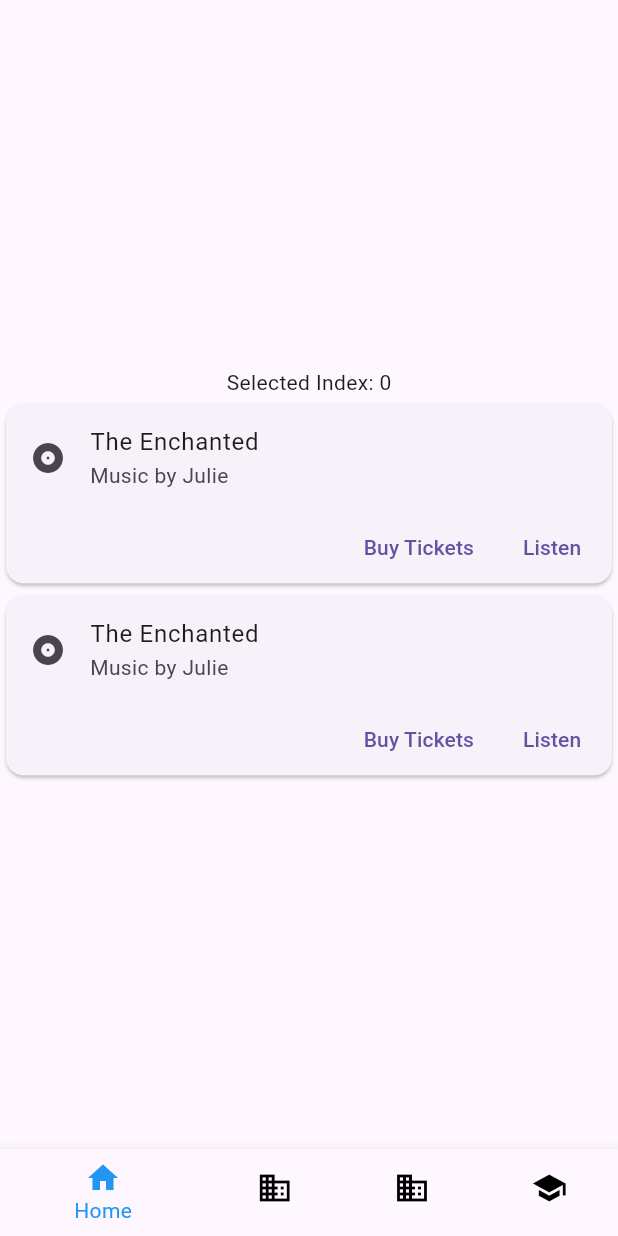
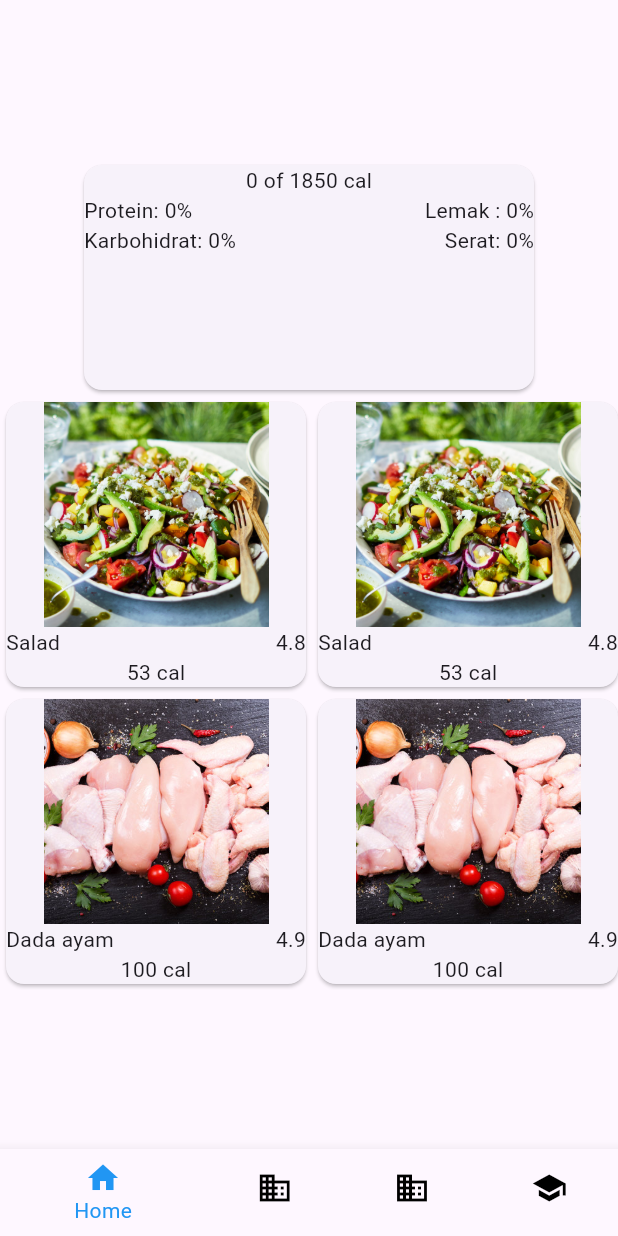
Before and after one commit to furqanx/Gemastik_2024, a Flutter app: the screen it shows after launch, on a phone screen of 412 x 824 dp. Run offline on Flutter 3.47's test engine with Material 3 defaults, Android fonts, the phone set to English and light mode, and no system bars.

Commit message:
format penulisan kode ketiga

```diff
--- a/lib/main.dart
+++ b/lib/main.dart
@@ -1,4 +1,5 @@
 import 'package:flutter/material.dart';
+import 'package:flutter/widgets.dart';
 
 void main() {
   runApp(MyApp());
@@ -45,77 +46,166 @@
     });
   }
 
-  @override
-  Widget build(BuildContext context) {
-    return Scaffold(
-      body: Column(
-        mainAxisAlignment: MainAxisAlignment.center,
-        children: [
-          Center(
-            child: Text('Selected Index: $_selectedIndex'),
+  Card _buildFoodRecomendationCard() {
+    return Card(
+      child: SizedBox(
+        width: 200,
+        child: Column(
+          children: <Widget>[
+            Image.asset(
+              'assets/images/salad_image_1.jpg',
+              width: 150,
+              height: 150,
+              fit: BoxFit.cover,
             ),
-          Center(
-            child: Card(
-              child: Column(
-                mainAxisAlignment: MainAxisAlignment.center,
+            const Row(
+              mainAxisAlignment: MainAxisAlignment.spaceBetween,
               children: <Widget>[
-                  const ListTile(
-                    leading: Icon(Icons.album),
-                    title: Text('The Enchanted'),
-                    subtitle: Text('Music by Julie'),
+                Text('Salad'),
+                Text('4.8'),
+              ],
             ),
-                  Row(
-                    mainAxisAlignment: MainAxisAlignment.end,
-                    children: <Widget>[
-                      TextButton(
-                        onPressed: () {/* ... */},
-                        child: const Text('Buy Tickets'),
-                      ),
-                      const SizedBox(width: 8),
-                      TextButton(
-                        onPressed: () {/* ... */},
-                        child: const Text('Listen'),
-                      ),
-                      const SizedBox(width: 8),
-                    ],
-                  )
+            const Text('53 cal'),
           ],
         ),
       ),
+    );
+  }
+
+  Card _buildIngredientsRecomendationCard() {
+    return Card(
+      child: SizedBox(
+        width: 200,
+        child: Column(
+          children: <Widget>[
+            Image.asset(
+              'assets/images/ingredient_image_1.jpg',
+              width: 150,
+              height: 150,
+              fit: BoxFit.cover,
             ),
-          Center(
-            child: Card(
+            const Row(
+              mainAxisAlignment: MainAxisAlignment.spaceBetween,
+              children: <Widget>[
+                Text('Dada ayam'),
+                Text('4.9'),
+              ],
+            ),
+            const Text('100 cal'),
+          ],
+        ),
+      ),
+    );
+  }
+
+  Card _buildCalorieBoardCard() {
+    return const Card(
+      child: SizedBox(
+        width: 300,
+        height: 150,
         child: Column(
-                mainAxisAlignment: MainAxisAlignment.center,
           children: <Widget>[
-                  const ListTile(
-                    leading: Icon(Icons.album),
-                    title: Text('The Enchanted'),
-                    subtitle: Text('Music by Julie'),
+            Text('0 of 1850 cal'),
+            Row(
+              mainAxisAlignment: MainAxisAlignment.spaceBetween,
+              children: <Widget>[
+                Text('Protein: 0%'),
+                Text('Lemak : 0%'),
+              ],
             ),
             Row(
-                    mainAxisAlignment: MainAxisAlignment.end,
+              mainAxisAlignment: MainAxisAlignment.spaceBetween,
               children: <Widget>[
-                      TextButton(
-                        onPressed: () {/* ... */},
-                        child: const Text('Buy Tickets'),
-                      ),
-                      const SizedBox(width: 8),
-                      TextButton(
-                        onPressed: () {/* ... */},
-                        child: const Text('Listen'),
-                      ),
-                      const SizedBox(width: 8),
-                    ],
-                  )
+                Text('Karbohidrat: 0%'),
+                Text('Serat: 0%'),
               ],
             ),
+          ],
+        ),
+      ),
+    );
+  }
+
+  Widget _buildHomeContent() {
+    return Center(
+      child: SingleChildScrollView(
+        child: Column(
+          children: [
+            // Text('Selected Index: $_selectedIndex'),
+            _buildCalorieBoardCard(),
+            SingleChildScrollView(
+              scrollDirection: Axis.horizontal,
+              child: Row(
+                mainAxisAlignment: MainAxisAlignment.start,
+                children: [
+                  _buildFoodRecomendationCard(),
+                  _buildFoodRecomendationCard(),
+                  _buildFoodRecomendationCard(),
+                  _buildFoodRecomendationCard(),
+                  _buildFoodRecomendationCard(),
+                ],
+              ),
+            ),
+            SingleChildScrollView(
+              scrollDirection: Axis.horizontal,
+              child: Row(
+                mainAxisAlignment: MainAxisAlignment.start,
+                children: [
+                  _buildIngredientsRecomendationCard(),
+                  _buildIngredientsRecomendationCard(),
+                  _buildIngredientsRecomendationCard(),
+                  _buildIngredientsRecomendationCard(),
+                  _buildIngredientsRecomendationCard(),
+                ],
               ),
             ),
           ],
         ),
-      bottomNavigationBar: BottomNavigationBar(
-        ///////////////////////////
+      ),
+    );
+  }
+
+  // Widget _buildMap() {
+  //   return Center();
+  // }
+
+  // Widget _buildCameraCaloryEstimator() {
+  //   return Center();
+  // }
+  // // Halaman Edit profil
+  // // Halaman privacy policy
+  // // 8 Halaman memasukkan data diri
+  // // Halaman atau card input data
+
+  Widget _buildProfileContent() {
+    return const Center(
+      child: Card(
+        child: SizedBox(
+          child: Column(
+            children: [],
+          ),
+        ),
+      ),
+    );
+  }
+
+  Widget _buildContent() {
+    switch (_selectedIndex) {
+      case 0:
+        return _buildHomeContent(); // Menggunakan widget baru untuk halaman Home
+      // case 1:
+      //   return _buildMap();
+      // case 2:
+      //   return _buildCameraCaloryEstimator();
+      case 3:
+        return _buildProfileContent();
+      default:
+        return Container();
+    }
+  }
+
+  BottomNavigationBar _buildBottomNavigationBar() {
+    return BottomNavigationBar(
       items: <BottomNavigationBarItem>[
         for (var i = 0; i < _icons.length; i++)
           BottomNavigationBarItem(
@@ -127,7 +217,14 @@
       unselectedItemColor: Colors.black,
       selectedItemColor: Colors.blue,
       onTap: _onItemTapped,
-      ),
+    );
+  }
+
+  @override
+  Widget build(BuildContext context) {
+    return Scaffold(
+      body: _buildContent(),
+      bottomNavigationBar: _buildBottomNavigationBar(),
     );
   }
 }
```
Also changed, not shown: lib/src/features/authentication/presentation/splash_screen.dart (deleted, +0 -145 lines), assets/images/ingredient_image_1.jpg (added), assets/images/salad_image_1.jpg (added). Lines whose indentation alone changed are shown as unchanged.
